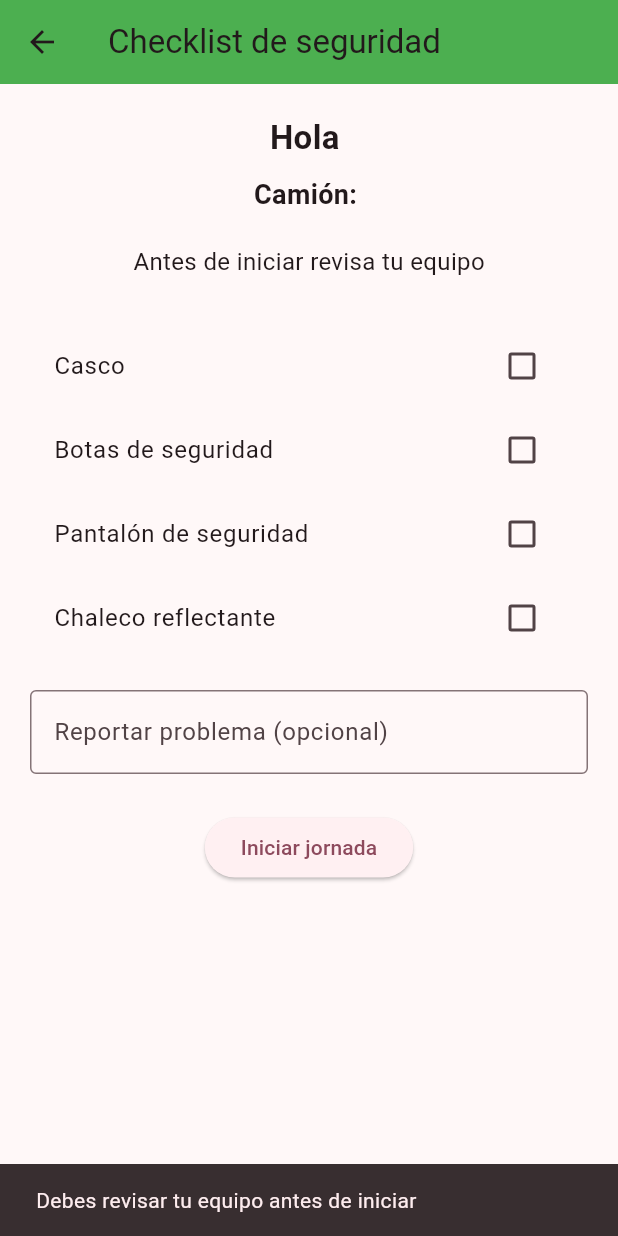
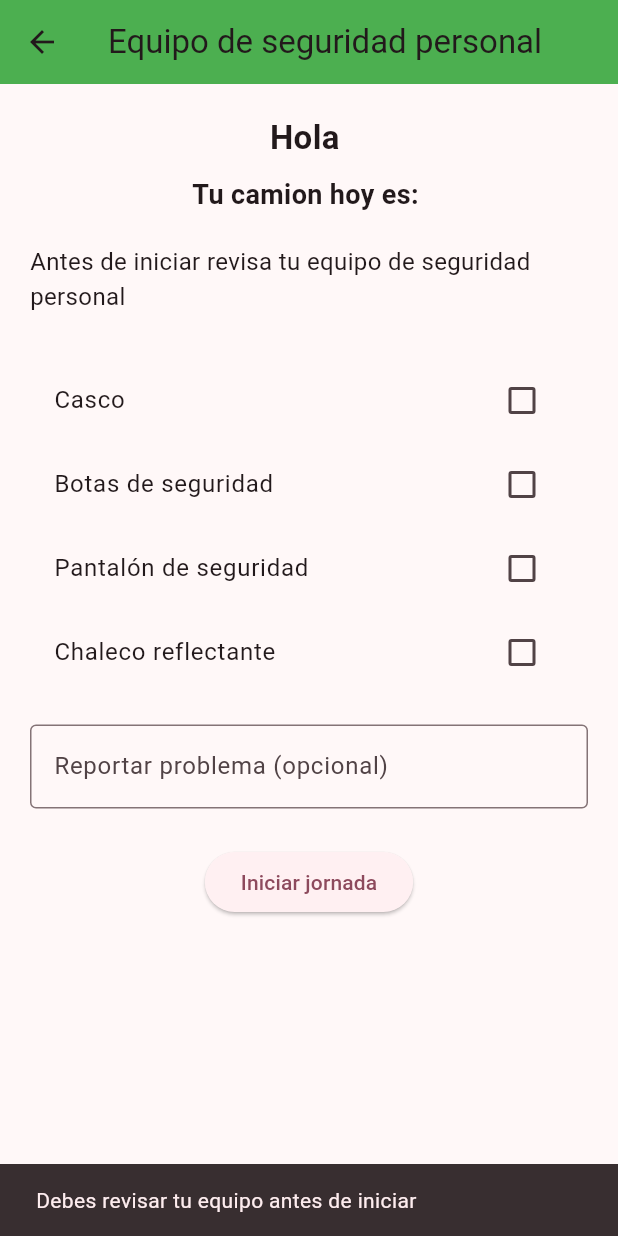
Before and after one commit to Luis3644/Recicladora, a Flutter app: the ChecklistScreen screen opened directly with empty values, after a tap on "Iniciar jornada", on a phone screen of 412 x 824 dp. Run offline on Flutter 3.47's test engine with Material 3 defaults, Android fonts, the phone set to English and light mode, and no system bars; our stand-ins replace cloud_firestore, firebase_analytics, firebase_auth, firebase_core, firebase_crashlytics; accounts and stored records are empty.

Commit message:
operador pantallas

```diff
--- a/flutter_application_1/lib/screens/checklist_screen.dart
+++ b/flutter_application_1/lib/screens/checklist_screen.dart
@@ -30,17 +30,55 @@ class _ChecklistScreenState extends State<ChecklistScreen> {
 
     DateTime ahora = DateTime.now();
 
-    /// Validar que al menos revisó equipo
+    /// validar equipo
     if (!casco && !botas && !pantalon && !chaleco) {
+
       ScaffoldMessenger.of(context).showSnackBar(
         const SnackBar(
           content: Text("Debes revisar tu equipo antes de iniciar"),
         ),
       );
+
       return;
     }
 
+    try {
+
+      /// buscar el camión
+      var snapshot = await FirebaseFirestore.instance
+          .collection("camiones")
+          .where("tipo", isEqualTo: widget.camion)
+          .get();
+
+      if (snapshot.docs.isEmpty) {
+
+        ScaffoldMessenger.of(context).showSnackBar(
+          const SnackBar(content: Text("Camión no encontrado")),
+        );
+
+        return;
+      }
+
+      var camionDoc = snapshot.docs.first;
+
+      bool ocupado = camionDoc["ocupado"] ?? false;
+
+      /// si ya está ocupado
+      if (ocupado) {
+
+        ScaffoldMessenger.of(context).showSnackBar(
+          const SnackBar(
+            content: Text("Este camión ya fue tomado por otro operador"),
+          ),
+        );
+
+       Navigator.popUntil(context, (route) => route.isFirst);
+        return;
+      }
+
+      /// guardar checklist
       await FirebaseFirestore.instance.collection("checklist").add({
+
         "operador": widget.nombreUsuario,
         "camion": widget.camion,
         "casco": casco,
@@ -50,13 +88,32 @@ class _ChecklistScreenState extends State<ChecklistScreen> {
         "reporte": reporteController.text,
         "fecha": ahora,
         "hora": "${ahora.hour}:${ahora.minute}"
+
       });
 
+      /// marcar camión ocupado
+      await camionDoc.reference.update({
+        "ocupado": true,
+        "operador": widget.nombreUsuario
+      });
+
+      /// guardar jornada activa
+      await FirebaseFirestore.instance
+          .collection("usuarios")
+          .doc(widget.nombreUsuario)
+          .set({
+
+        "jornada_activa": true,
+        "camion_actual": widget.camion
+
+      }, SetOptions(merge: true));
+
+      /// mensaje
       ScaffoldMessenger.of(context).showSnackBar(
-      const SnackBar(content: Text("Checklist guardado"))
+        const SnackBar(content: Text("Checklist guardado")),
       );
 
-    /// Ir a jornada
+      /// ir a jornada
       Navigator.pushReplacement(
         context,
         MaterialPageRoute(
@@ -66,14 +123,24 @@ class _ChecklistScreenState extends State<ChecklistScreen> {
           ),
         ),
       );
+
+    } catch (e) {
+
+      ScaffoldMessenger.of(context).showSnackBar(
+        SnackBar(content: Text("Error: $e")),
+      );
+
+    }
+
   }
 
   @override
   Widget build(BuildContext context) {
 
     return Scaffold(
+
       appBar: AppBar(
-        title: const Text("Checklist de seguridad"),
+        title: const Text("Equipo de seguridad personal"),
         backgroundColor: Colors.green,
       ),
 
@@ -94,7 +161,7 @@ class _ChecklistScreenState extends State<ChecklistScreen> {
             const SizedBox(height: 10),
 
             Text(
-              "Camión: ${widget.camion}",
+              "Tu camion hoy es: ${widget.camion}",
               style: const TextStyle(
                 fontSize: 18,
                 fontWeight: FontWeight.bold
@@ -104,7 +171,7 @@ class _ChecklistScreenState extends State<ChecklistScreen> {
             const SizedBox(height: 20),
 
             const Text(
-              "Antes de iniciar revisa tu equipo",
+              "Antes de iniciar revisa tu equipo de seguridad personal",
               style: TextStyle(fontSize: 16),
             ),
 
```
Also changed, not shown: flutter_application_1/lib/screens/confirmar_camion_screen.dart (added, +126 -0 lines), flutter_application_1/lib/screens/operador_screen.dart (+15 -6 lines). Lines whose indentation alone changed are shown as unchanged.
